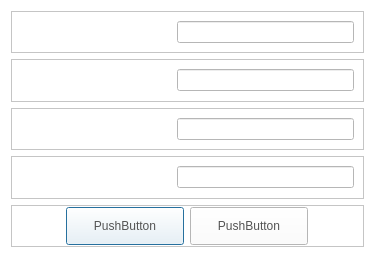
Old version of the form CaX/dialog/setup/wiredlansetupdialog.ui in the repository fsest4u/CaX_03.
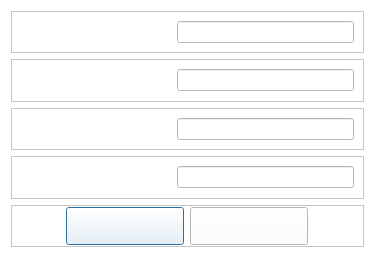
New version of the form. Icons and pictures are not drawn.

What changed in the file:
```diff
--- a/CaX/dialog/setup/wiredlansetupdialog.ui
+++ b/CaX/dialog/setup/wiredlansetupdialog.ui
@@ -206,18 +206,10 @@
        </spacer>
       </item>
       <item>
-       <widget class="QPushButton" name="btnOK">
-        <property name="text">
-         <string>PushButton</string>
-        </property>
-       </widget>
+       <widget class="QPushButton" name="btnOK"/>
       </item>
       <item>
-       <widget class="QPushButton" name="btnCancel">
-        <property name="text">
-         <string>PushButton</string>
-        </property>
-       </widget>
+       <widget class="QPushButton" name="btnCancel"/>
       </item>
       <item>
        <spacer name="horizontalSpacer_2">
```
